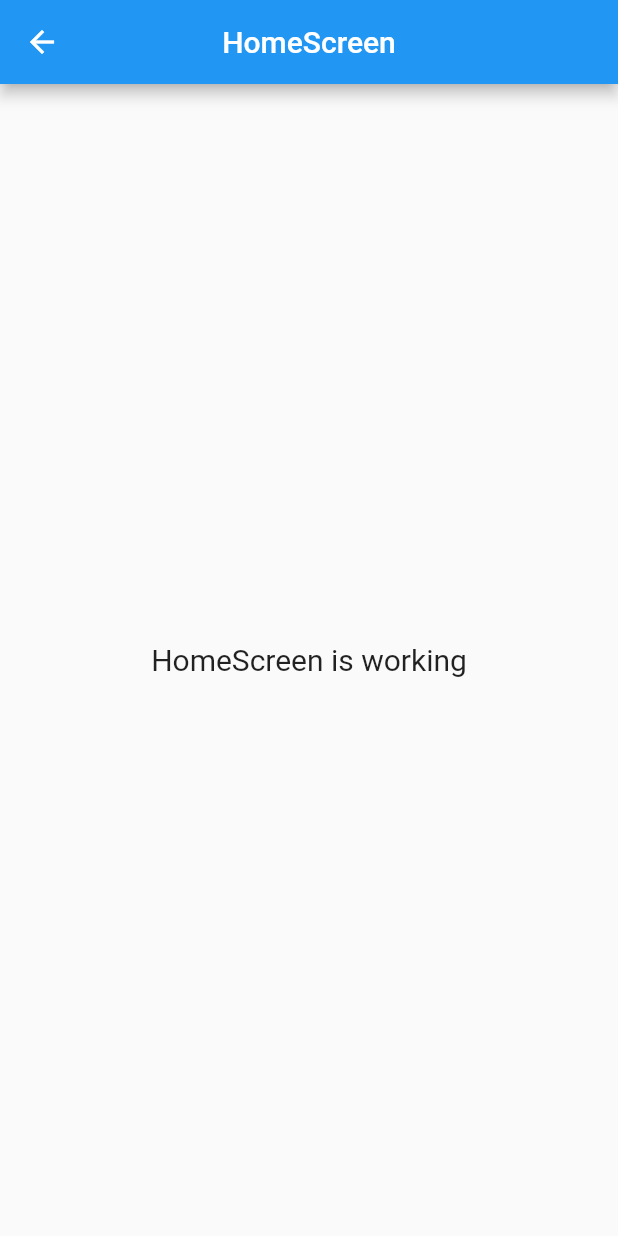
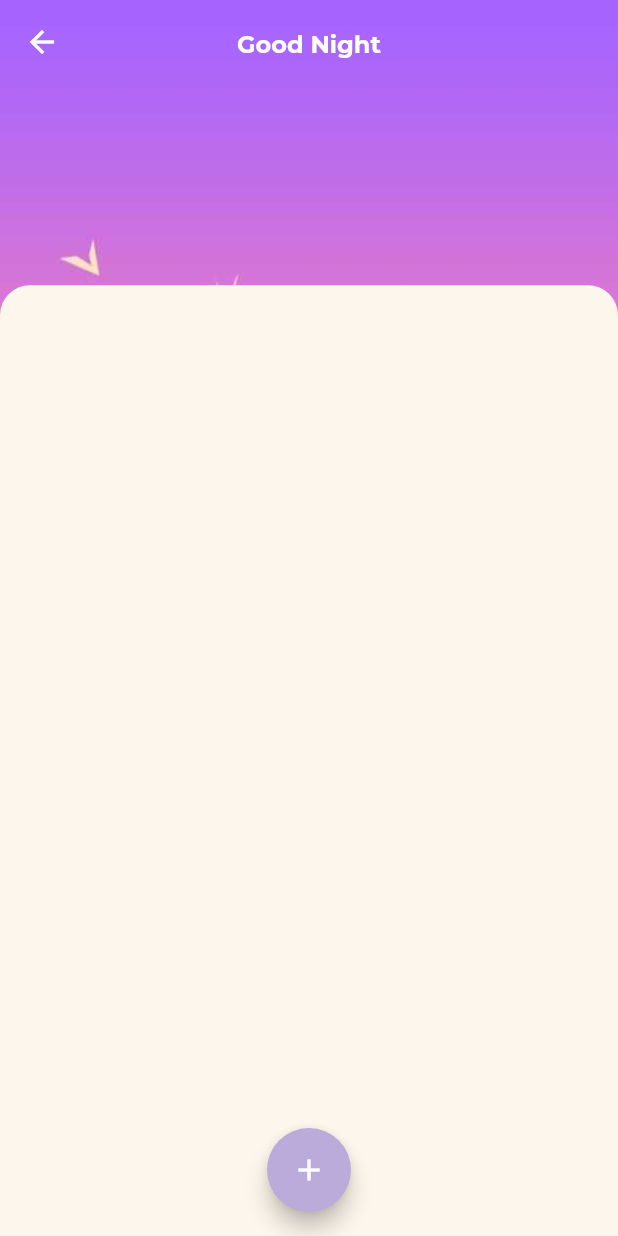
Before and after one commit to milzamhibatullah/digital_clock, a Flutter app: the HomeScreen screen opened by its route, on a phone screen of 412 x 824 dp. Run offline on Flutter 3.47's test engine with Material 2 defaults, Android fonts, the light colour scheme and no system bars; our stand-ins replace flutter_secure_storage, get, google_fonts; accounts and stored records are empty.

Commit message:
redesign home scree

```diff
--- a/lib/infrastructure/theme/assets.image.dart
+++ b/lib/infrastructure/theme/assets.image.dart
@@ -6,11 +6,10 @@ class AssetsImage {
       'assets/background/illustration/afternoon.jpg';
   static const String EVENING_ILLUST =
       'assets/background/illustration/evening.jpg';
-  static const String NIGHT_ILLUST =
-      'assets/background/illustration/night.jpg';
+  static const String NIGHT_ILLUST = 'assets/background/illustration/night.jpg';
 
   ///avatars
-  static const String MORNING_AVATAR = 'assets/avatar/morning.jpg';
-  static const String NOON_AVATAR = 'assets/avatar/noon.jpg';
-  static const String NIGHT_AVATAR = 'assets/avatar/night.jpg';
+  static const String MORNING_AVATAR = 'assets/avatar/morning.png';
+  static const String NOON_AVATAR = 'assets/avatar/noon.png';
+  static const String NIGHT_AVATAR = 'assets/avatar/night.png';
 }
--- a/lib/presentation/home/home.screen.dart
+++ b/lib/presentation/home/home.screen.dart
@@ -1,3 +1,5 @@
+import 'package:Dclock/infrastructure/theme/apps.text.dart';
+import 'package:Dclock/infrastructure/theme/assets.image.dart';
 import 'package:flutter/material.dart';
 
 import 'package:get/get.dart';
@@ -6,17 +8,46 @@ import 'controllers/home.controller.dart';
 
 class HomeScreen extends GetView<HomeController> {
   const HomeScreen({Key? key}) : super(key: key);
+
   @override
   Widget build(BuildContext context) {
     return Scaffold(
       appBar: AppBar(
-        title: const Text('HomeScreen'),
+        backgroundColor: Colors.transparent,
+        elevation: 0.0,
         centerTitle: true,
+        title: appText.title(text: 'Good Night',color: Colors.white),
       ),
-      body: const Center(
-        child: Text(
-          'HomeScreen is working',
-          style: TextStyle(fontSize: 20),
+      extendBodyBehindAppBar: true,
+      floatingActionButtonLocation: FloatingActionButtonLocation.centerFloat,
+      floatingActionButton: FloatingActionButton(
+        onPressed: (){},
+        backgroundColor: const Color(0xFFBAABDA),
+        child: Icon(Icons.add),
+      ),
+      body: Container(
+        width: Get.width,
+        height: Get.height,
+        decoration: const BoxDecoration(
+            image: DecorationImage(
+                fit: BoxFit.fill,
+                image: AssetImage(AssetsImage.EVENING_ILLUST))),
+        child: Stack(
+          children: [
+            Positioned(
+              bottom: 0.0,
+              left: 0.0,
+              right: 0.0,
+              child: Container(
+                height: Get.height/1.3,
+                decoration: const BoxDecoration(
+                  borderRadius: BorderRadius.vertical(top: Radius.circular(20.0)),
+                  color: Color(0xFFFDF6EC),
+
+                ),
+              ),
+            )
+          ],
         ),
       ),
     );
```
